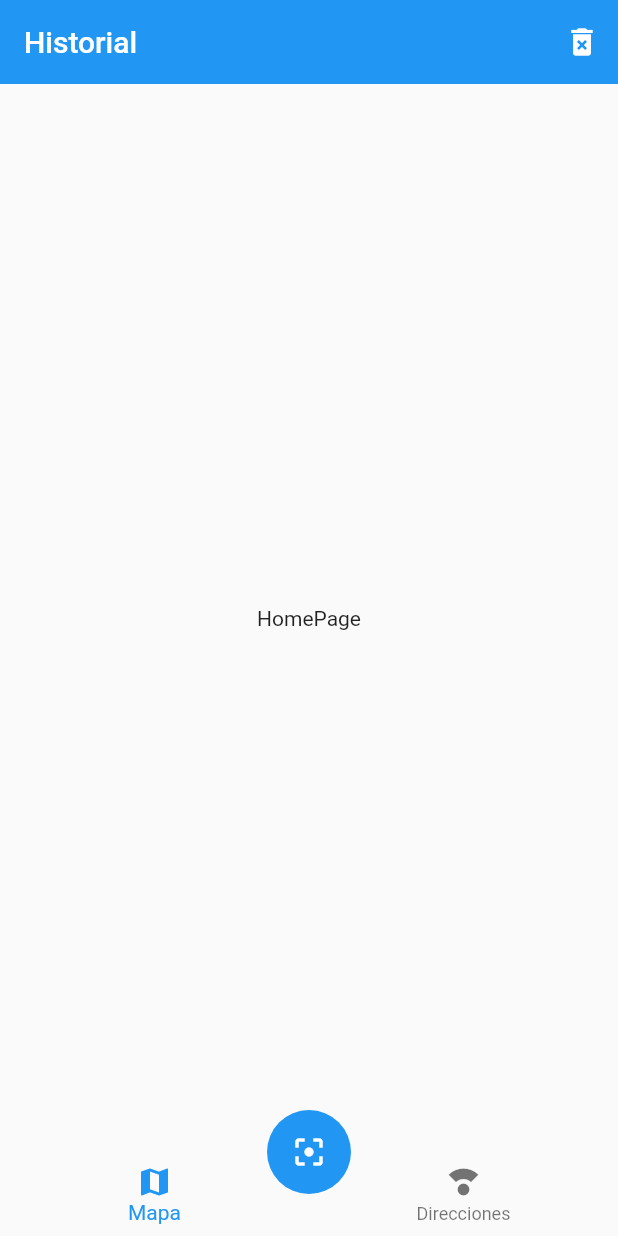
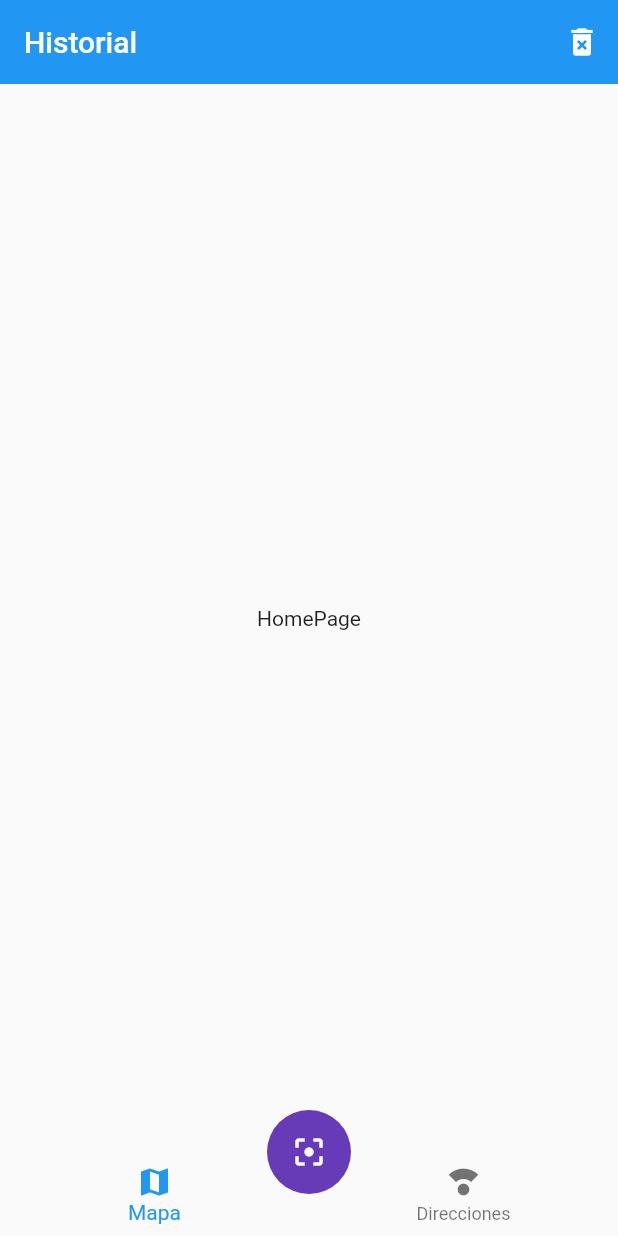
Before and after one commit to e-estrada/qr_scanner, a Flutter app: the screen it shows after launch, on a phone screen of 412 x 824 dp. Run offline on Flutter 3.47's test engine with Material 2 defaults, Android fonts, the phone set to English and light mode, and no system bars.

Commit message:
Tema de la aplicación

```diff
--- a/lib/main.dart
+++ b/lib/main.dart
@@ -16,6 +16,12 @@ class MyApp extends StatelessWidget {
         'home': (_) => const HomePage(),
         'mapa': (_) => const MapaPage()
       },
+      theme: ThemeData(
+        primaryColor: Colors.deepPurple,
+        floatingActionButtonTheme: const FloatingActionButtonThemeData(
+          backgroundColor: Colors.deepPurple
+        )
+      ),
     );
   }
 }
```
